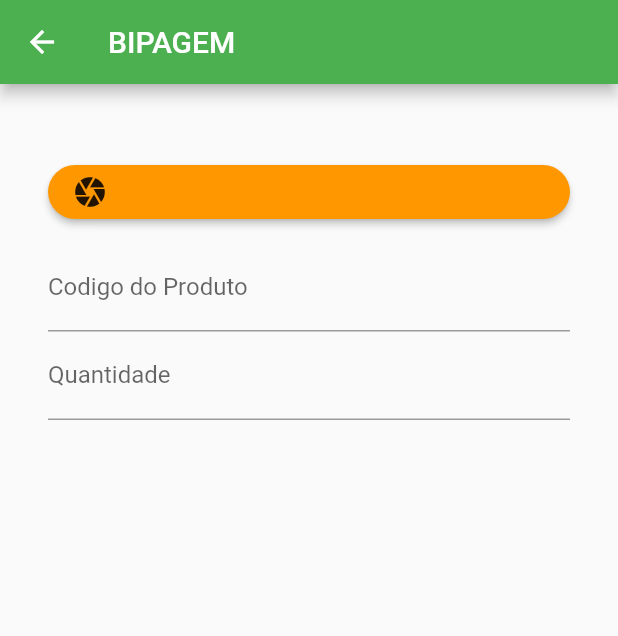
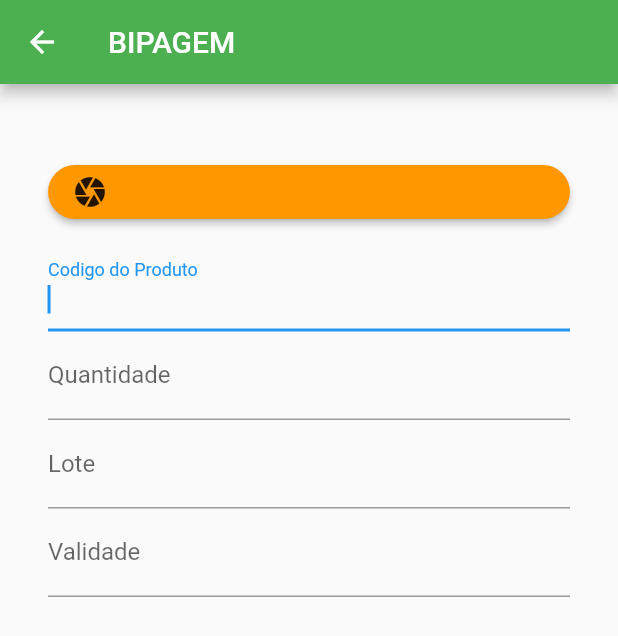
Before and after one commit to hebertholiveira/INV-APP, a Flutter app: the InventarioOperacao screen opened directly, on a phone screen of 412 x 824 dp. Shown: the top 636 px of the screen. Run offline on Flutter 3.47's test engine with Material 2 defaults, Android fonts, the phone set to English and light mode, and no system bars; our stand-ins replace sqflite; missing offline and left inert: flutter_barcode_scanner; accounts and stored records are empty.

Commit message:
Bar Code Scan

```diff
--- a/lib/Configurar.dart
+++ b/lib/Configurar.dart
@@ -89,6 +89,7 @@ class _ConfigurarState extends State<Configurar> {
         backgroundColor: Colors.red,
       ),
       body: Container(
+
         padding: EdgeInsets.all(16),
         child: Column(
           children: <Widget>[
--- a/lib/InvetarioOperacao.dart
+++ b/lib/InvetarioOperacao.dart
@@ -8,9 +8,14 @@ class InventarioOperacao extends StatefulWidget {
 
 class _InventarioOperacaoState extends State<InventarioOperacao> {
 
+  var focusNodeProduto = new FocusNode();
   var focusNodeQtd = new FocusNode();
+  var focusNodeLote = new FocusNode();
+  var focusNodeValdiade = new FocusNode();
   TextEditingController _controllerCodigoProduto = TextEditingController();
   TextEditingController _controllerQtdProduto = TextEditingController();
+  TextEditingController _controllerLote = TextEditingController();
+  TextEditingController _controllerValidade = TextEditingController();
 
   startScanner() async
   {
@@ -31,6 +36,7 @@ class _InventarioOperacaoState extends State<InventarioOperacao> {
         backgroundColor: Colors.green,
       ),
       body: Container(
+      //  constraints: BoxConstraints(minWidth: 100, maxWidth: 100),
         padding: EdgeInsets.all(32),
         child: Column(
           children: <Widget>[
@@ -54,6 +60,8 @@ class _InventarioOperacaoState extends State<InventarioOperacao> {
               ),
             ),
             TextField(
+              autofocus: true,
+              focusNode: focusNodeProduto,
               controller: _controllerCodigoProduto,
               keyboardType: TextInputType.text,
               decoration: InputDecoration(
@@ -72,7 +80,24 @@ class _InventarioOperacaoState extends State<InventarioOperacao> {
               ),
 
             ),
+            TextField(
+              focusNode: focusNodeLote,
+              controller: _controllerLote,
+              keyboardType: TextInputType.text,
+              decoration: InputDecoration(
+                  labelText: "Lote"
+              ),
 
+            ),
+            TextField(
+              focusNode: focusNodeValdiade,
+              controller: _controllerValidade,
+              keyboardType: TextInputType.text,
+              decoration: InputDecoration(
+                  labelText: "Validade"
+              ),
+
+            ),
 
           ],
         ),
```
